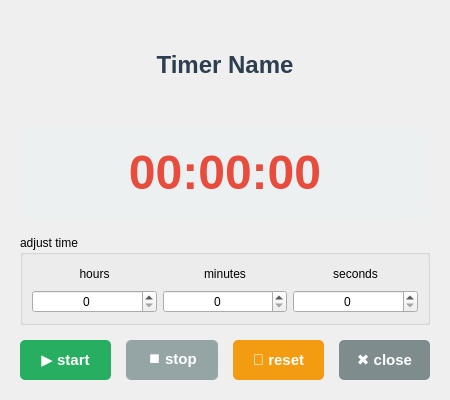
Old version of the form ui/TimerDialog.ui in the repository AlexanderKaess/HealthAndProductivityAssistant.
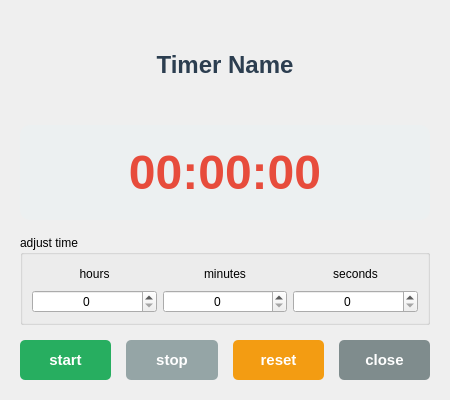
New version of the form.

The edit to the form file:
```diff
--- a/ui/TimerDialog.ui
+++ b/ui/TimerDialog.ui
@@ -179,7 +179,7 @@
 }</string>
        </property>
        <property name="text">
-        <string>▶ start</string>
+        <string>start</string>
        </property>
       </widget>
      </item>
@@ -215,7 +215,7 @@
 }</string>
        </property>
        <property name="text">
-        <string>⏹ stop</string>
+        <string>stop</string>
        </property>
       </widget>
      </item>
@@ -245,7 +245,7 @@
 }</string>
        </property>
        <property name="text">
-        <string>🔄 reset</string>
+        <string>reset</string>
        </property>
       </widget>
      </item>
@@ -275,7 +275,7 @@
 }</string>
        </property>
        <property name="text">
-        <string>✖ close</string>
+        <string>close</string>
        </property>
       </widget>
      </item>
```
